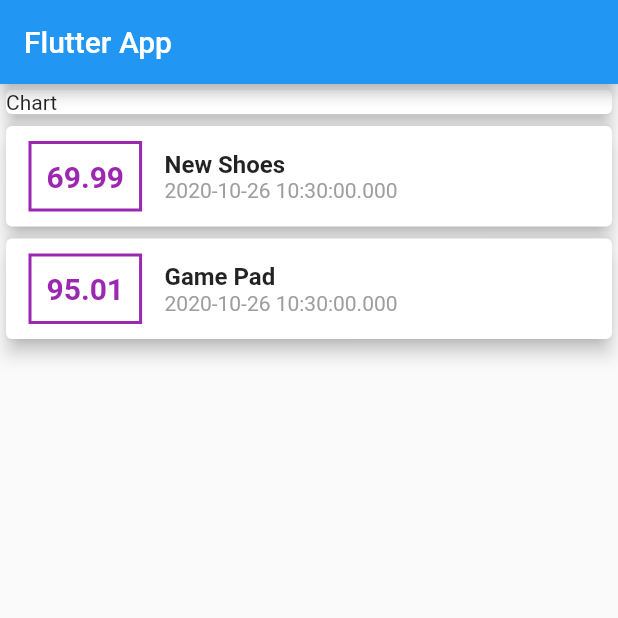
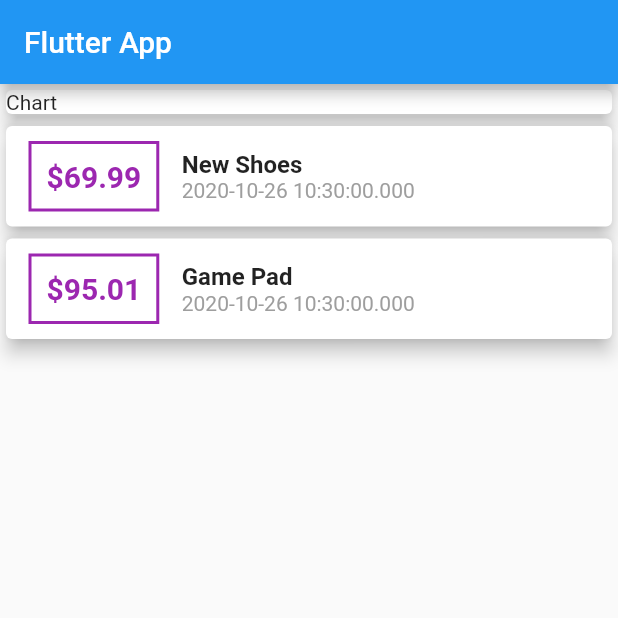
Before and after one commit to BoodynX/UT2PersonalFinanse, a Flutter app: the screen it shows after launch, on a phone screen of 412 x 824 dp, the top half of it. Run offline on Flutter 3.47's test engine with Material 2 defaults, Android fonts, the phone set to English and light mode, and no system bars.

```diff
--- a/lib/main.dart
+++ b/lib/main.dart
@@ -52,7 +52,7 @@ class MyHomePage extends StatelessWidget {
                   children: [
                     Container(
                       child: Text(
-                        transaction.amount.toString(),
+                        '\$${transaction.amount}',
                         style: TextStyle(
                           fontSize: 20,
                           fontWeight: FontWeight.bold,
```
